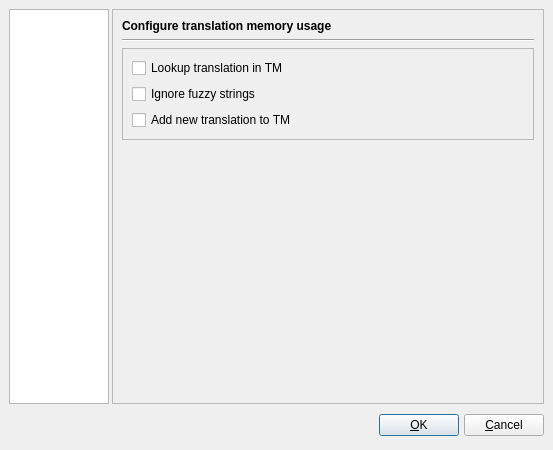
The window that pootling/ui/Preference.ui (cc-archive/pootle) describes before a commit, drawn with Qt 5.
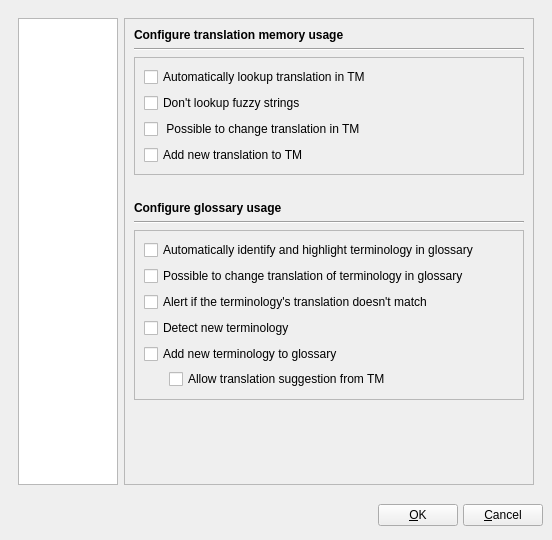
The same window after the commit. The open tabs and pages were chosen to show the change.

Commit message: add glossary setting to preference dialog

Diff of the .ui file:
```diff
--- a/pootling/ui/Preference.ui
+++ b/pootling/ui/Preference.ui
@@ -5,8 +5,8 @@
    <rect>
     <x>0</x>
     <y>0</y>
-    <width>553</width>
-    <height>450</height>
+    <width>552</width>
+    <height>540</height>
    </rect>
   </property>
   <property name="sizePolicy" >
@@ -27,52 +27,7 @@
    <property name="spacing" >
     <number>6</number>
    </property>
-   <item row="1" column="1" >
-    <layout class="QHBoxLayout" >
-     <property name="margin" >
-      <number>0</number>
-     </property>
-     <property name="spacing" >
-      <number>5</number>
-     </property>
-     <item>
-      <spacer>
-       <property name="orientation" >
-        <enum>Qt::Horizontal</enum>
-       </property>
-       <property name="sizeHint" >
-        <size>
-         <width>287</width>
-         <height>31</height>
-        </size>
-       </property>
-      </spacer>
-     </item>
-     <item>
-      <widget class="QPushButton" name="okButton" >
-       <property name="sizePolicy" >
-        <sizepolicy>
-         <hsizetype>1</hsizetype>
-         <vsizetype>0</vsizetype>
-         <horstretch>0</horstretch>
-         <verstretch>0</verstretch>
-        </sizepolicy>
-       </property>
-       <property name="text" >
-        <string>&amp;OK</string>
-       </property>
-      </widget>
-     </item>
-     <item>
-      <widget class="QPushButton" name="cancelButton" >
-       <property name="text" >
-        <string>&amp;Cancel</string>
-       </property>
-      </widget>
-     </item>
-    </layout>
-   </item>
-   <item row="0" column="0" colspan="2" >
+   <item row="0" column="0" >
     <widget class="QFrame" name="frame" >
      <property name="frameShape" >
       <enum>QFrame::NoFrame</enum>
@@ -82,10 +37,10 @@
      </property>
      <layout class="QGridLayout" >
       <property name="margin" >
-       <number>0</number>
+       <number>9</number>
       </property>
       <property name="spacing" >
-       <number>3</number>
+       <number>6</number>
       </property>
       <item row="0" column="1" >
        <widget class="QStackedWidget" name="stackedWidget" >
@@ -986,7 +941,7 @@
           <property name="spacing" >
            <number>6</number>
           </property>
-          <item row="3" column="0" >
+          <item row="7" column="0" >
            <spacer>
             <property name="orientation" >
              <enum>Qt::Vertical</enum>
@@ -999,6 +954,194 @@
             </property>
            </spacer>
           </item>
+          <item row="6" column="0" >
+           <widget class="QFrame" name="frame_4" >
+            <property name="sizePolicy" >
+             <sizepolicy>
+              <hsizetype>7</hsizetype>
+              <vsizetype>5</vsizetype>
+              <horstretch>0</horstretch>
+              <verstretch>0</verstretch>
+             </sizepolicy>
+            </property>
+            <property name="frameShape" >
+             <enum>QFrame::StyledPanel</enum>
+            </property>
+            <property name="frameShadow" >
+             <enum>QFrame::Raised</enum>
+            </property>
+            <layout class="QGridLayout" >
+             <property name="margin" >
+              <number>9</number>
+             </property>
+             <property name="spacing" >
+              <number>6</number>
+             </property>
+             <item row="0" column="0" >
+              <widget class="QCheckBox" name="chbAutoTranslate_2" >
+               <property name="sizePolicy" >
+                <sizepolicy>
+                 <hsizetype>7</hsizetype>
+                 <vsizetype>0</vsizetype>
+                 <horstretch>0</horstretch>
+                 <verstretch>0</verstretch>
+                </sizepolicy>
+               </property>
+               <property name="text" >
+                <string>Automatically identify and highlight terminology in glossary</string>
+               </property>
+              </widget>
+             </item>
+             <item row="1" column="0" >
+              <widget class="QCheckBox" name="checkBox" >
+               <property name="text" >
+                <string>Possible to change translation of terminology in glossary</string>
+               </property>
+              </widget>
+             </item>
+             <item row="3" column="0" >
+              <widget class="QCheckBox" name="chbIgnoreFuzzy_2" >
+               <property name="sizePolicy" >
+                <sizepolicy>
+                 <hsizetype>7</hsizetype>
+                 <vsizetype>0</vsizetype>
+                 <horstretch>0</horstretch>
+                 <verstretch>0</verstretch>
+                </sizepolicy>
+               </property>
+               <property name="text" >
+                <string>Detect new terminology</string>
+               </property>
+              </widget>
+             </item>
+             <item row="4" column="0" >
+              <widget class="QFrame" name="frame_5" >
+               <property name="frameShape" >
+                <enum>QFrame::NoFrame</enum>
+               </property>
+               <property name="frameShadow" >
+                <enum>QFrame::Raised</enum>
+               </property>
+               <layout class="QGridLayout" >
+                <property name="margin" >
+                 <number>0</number>
+                </property>
+                <property name="spacing" >
+                 <number>5</number>
+                </property>
+                <item row="0" column="0" colspan="3" >
+                 <widget class="QCheckBox" name="chbAddTraslation_2" >
+                  <property name="sizePolicy" >
+                   <sizepolicy>
+                    <hsizetype>7</hsizetype>
+                    <vsizetype>0</vsizetype>
+                    <horstretch>0</horstretch>
+                    <verstretch>0</verstretch>
+                   </sizepolicy>
+                  </property>
+                  <property name="text" >
+                   <string>Add new terminology to glossary</string>
+                  </property>
+                 </widget>
+                </item>
+                <item row="1" column="2" >
+                 <spacer>
+                  <property name="orientation" >
+                   <enum>Qt::Horizontal</enum>
+                  </property>
+                  <property name="sizeHint" >
+                   <size>
+                    <width>81</width>
+                    <height>21</height>
+                   </size>
+                  </property>
+                 </spacer>
+                </item>
+                <item row="1" column="1" >
+                 <widget class="QCheckBox" name="checkBox_4" >
+                  <property name="text" >
+                   <string>Allow translation suggestion from TM</string>
+                  </property>
+                 </widget>
+                </item>
+                <item row="1" column="0" >
+                 <spacer>
+                  <property name="orientation" >
+                   <enum>Qt::Horizontal</enum>
+                  </property>
+                  <property name="sizeType" >
+                   <enum>QSizePolicy::Minimum</enum>
+                  </property>
+                  <property name="sizeHint" >
+                   <size>
+                    <width>20</width>
+                    <height>20</height>
+                   </size>
+                  </property>
+                 </spacer>
+                </item>
+               </layout>
+              </widget>
+             </item>
+             <item row="2" column="0" >
+              <widget class="QCheckBox" name="checkBox_2" >
+               <property name="text" >
+                <string>Alert if the terminology's translation doesn't match</string>
+               </property>
+              </widget>
+             </item>
+            </layout>
+           </widget>
+          </item>
+          <item row="5" column="0" >
+           <widget class="Line" name="line_4" >
+            <property name="orientation" >
+             <enum>Qt::Horizontal</enum>
+            </property>
+           </widget>
+          </item>
+          <item row="4" column="0" >
+           <widget class="QLabel" name="label_6" >
+            <property name="sizePolicy" >
+             <sizepolicy>
+              <hsizetype>7</hsizetype>
+              <vsizetype>5</vsizetype>
+              <horstretch>0</horstretch>
+              <verstretch>0</verstretch>
+             </sizepolicy>
+            </property>
+            <property name="font" >
+             <font>
+              <weight>75</weight>
+              <bold>true</bold>
+             </font>
+            </property>
+            <property name="text" >
+             <string>Configure glossary usage</string>
+            </property>
+           </widget>
+          </item>
+          <item row="0" column="0" >
+           <widget class="QLabel" name="label_5" >
+            <property name="sizePolicy" >
+             <sizepolicy>
+              <hsizetype>7</hsizetype>
+              <vsizetype>5</vsizetype>
+              <horstretch>0</horstretch>
+              <verstretch>0</verstretch>
+             </sizepolicy>
+            </property>
+            <property name="font" >
+             <font>
+              <weight>75</weight>
+              <bold>true</bold>
+             </font>
+            </property>
+            <property name="text" >
+             <string>Configure translation memory usage</string>
+            </property>
+           </widget>
+          </item>
           <item row="2" column="0" >
            <widget class="QFrame" name="frame_3" >
             <property name="sizePolicy" >
@@ -1022,21 +1165,6 @@
              <property name="spacing" >
               <number>6</number>
              </property>
-             <item row="1" column="0" >
-              <widget class="QCheckBox" name="chbIgnoreFuzzy" >
-               <property name="sizePolicy" >
-                <sizepolicy>
-                 <hsizetype>7</hsizetype>
-                 <vsizetype>0</vsizetype>
-                 <horstretch>0</horstretch>
-                 <verstretch>0</verstretch>
-                </sizepolicy>
-               </property>
-               <property name="text" >
-                <string>Ignore fuzzy strings</string>
-               </property>
-              </widget>
-             </item>
              <item row="0" column="0" >
               <widget class="QCheckBox" name="chbAutoTranslate" >
                <property name="sizePolicy" >
@@ -1048,11 +1176,26 @@
                 </sizepolicy>
                </property>
                <property name="text" >
-                <string>Lookup translation in TM</string>
+                <string>Automatically lookup translation in TM</string>
                </property>
               </widget>
              </item>
-             <item row="2" column="0" >
+             <item row="1" column="0" >
+              <widget class="QCheckBox" name="chbIgnoreFuzzy" >
+               <property name="sizePolicy" >
+                <sizepolicy>
+                 <hsizetype>7</hsizetype>
+                 <vsizetype>0</vsizetype>
+                 <horstretch>0</horstretch>
+                 <verstretch>0</verstretch>
+                </sizepolicy>
+               </property>
+               <property name="text" >
+                <string>Don't lookup fuzzy strings</string>
+               </property>
+              </widget>
+             </item>
+             <item row="3" column="0" >
               <widget class="QCheckBox" name="chbAddTraslation" >
                <property name="sizePolicy" >
                 <sizepolicy>
@@ -1067,6 +1210,13 @@
                </property>
               </widget>
              </item>
+             <item row="2" column="0" >
+              <widget class="QCheckBox" name="checkBox_3" >
+               <property name="text" >
+                <string> Possible to change translation in TM</string>
+               </property>
+              </widget>
+             </item>
             </layout>
            </widget>
           </item>
@@ -1077,26 +1227,21 @@
             </property>
            </widget>
           </item>
-          <item row="0" column="0" >
-           <widget class="QLabel" name="label_5" >
-            <property name="sizePolicy" >
-             <sizepolicy>
-              <hsizetype>7</hsizetype>
-              <vsizetype>5</vsizetype>
-              <horstretch>0</horstretch>
-              <verstretch>0</verstretch>
-             </sizepolicy>
+          <item row="3" column="0" >
+           <spacer>
+            <property name="orientation" >
+             <enum>Qt::Vertical</enum>
             </property>
-            <property name="font" >
-             <font>
-              <weight>75</weight>
-              <bold>true</bold>
-             </font>
+            <property name="sizeType" >
+             <enum>QSizePolicy::Minimum</enum>
             </property>
-            <property name="text" >
-             <string>Configure translation memory usage</string>
+            <property name="sizeHint" >
+             <size>
+              <width>20</width>
+              <height>20</height>
+             </size>
             </property>
-           </widget>
+           </spacer>
           </item>
          </layout>
         </widget>
@@ -1138,6 +1283,51 @@
      </layout>
     </widget>
    </item>
+   <item row="1" column="0" >
+    <layout class="QHBoxLayout" >
+     <property name="margin" >
+      <number>0</number>
+     </property>
+     <property name="spacing" >
+      <number>5</number>
+     </property>
+     <item>
+      <spacer>
+       <property name="orientation" >
+        <enum>Qt::Horizontal</enum>
+       </property>
+       <property name="sizeHint" >
+        <size>
+         <width>287</width>
+         <height>31</height>
+        </size>
+       </property>
+      </spacer>
+     </item>
+     <item>
+      <widget class="QPushButton" name="okButton" >
+       <property name="sizePolicy" >
+        <sizepolicy>
+         <hsizetype>1</hsizetype>
+         <vsizetype>0</vsizetype>
+         <horstretch>0</horstretch>
+         <verstretch>0</verstretch>
+        </sizepolicy>
+       </property>
+       <property name="text" >
+        <string>&amp;OK</string>
+       </property>
+      </widget>
+     </item>
+     <item>
+      <widget class="QPushButton" name="cancelButton" >
+       <property name="text" >
+        <string>&amp;Cancel</string>
+       </property>
+      </widget>
+     </item>
+    </layout>
+   </item>
   </layout>
  </widget>
  <tabstops>
```
Left out of the diff: 2 changed lines with no effect on the pictures. The commit also changes 2 other files.
